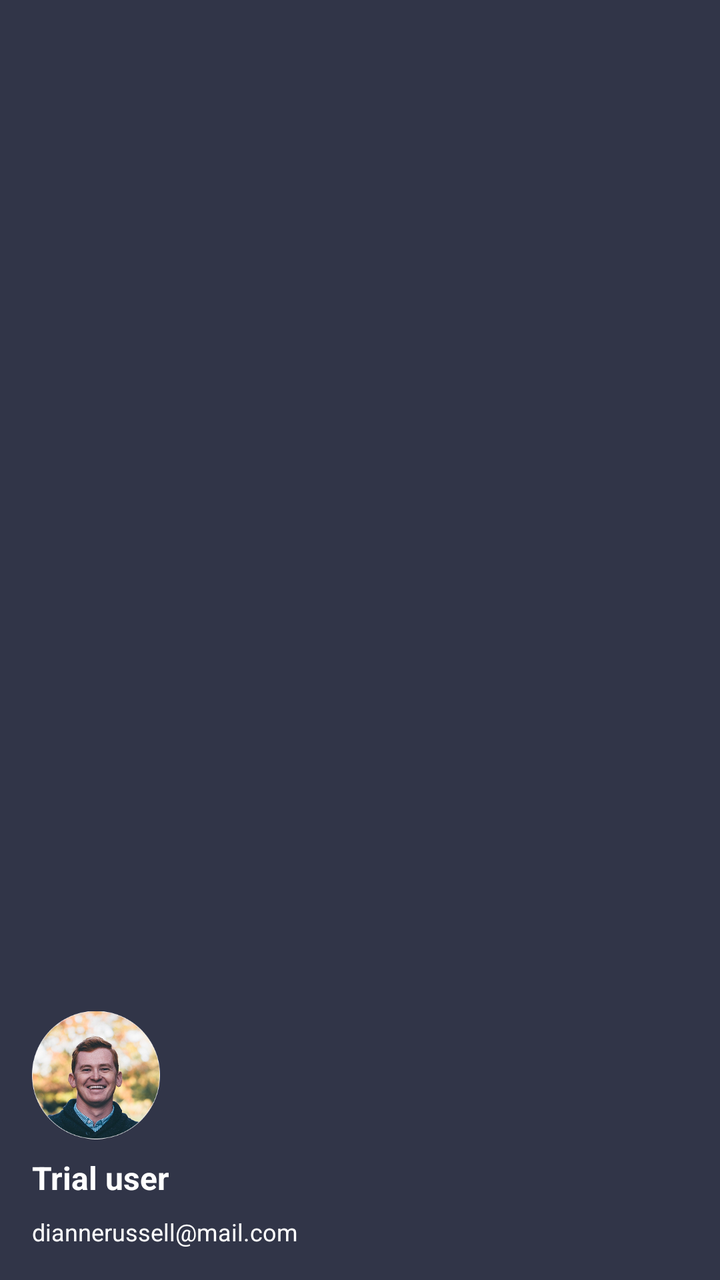
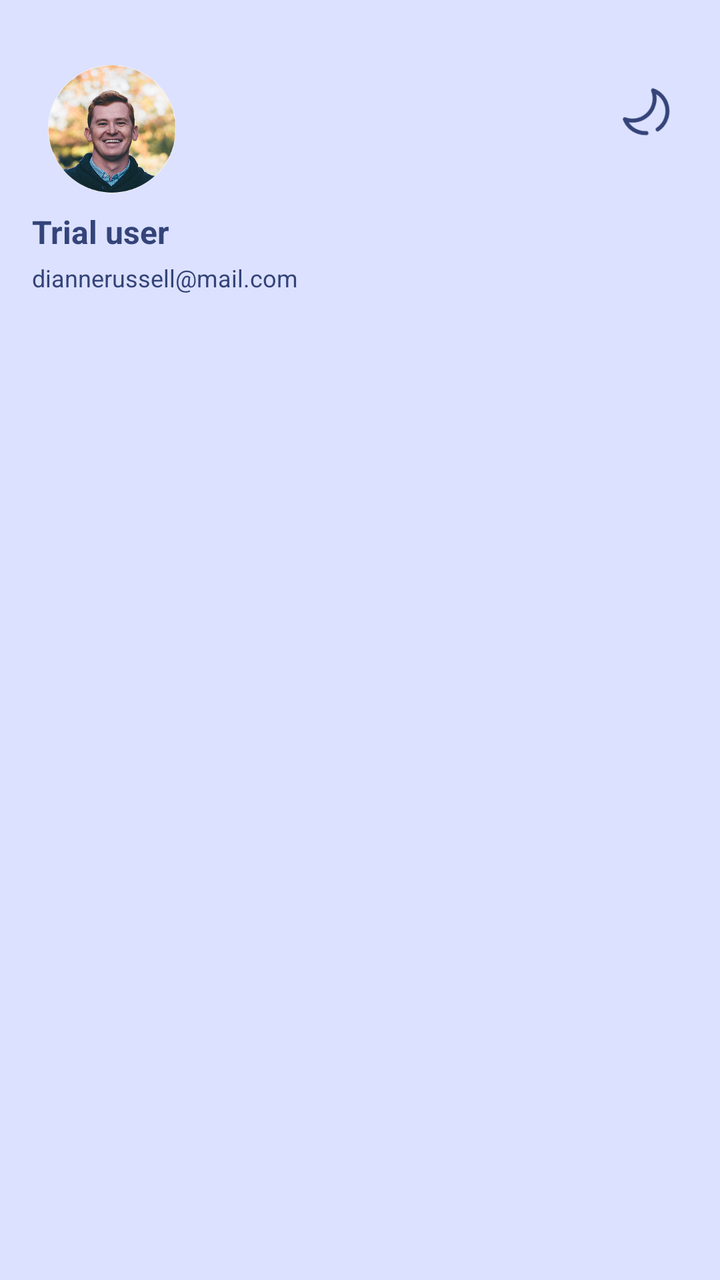

Before-and-after screenshots of an Android layout around one commit, followed by the original layout XML and the change that was made.
<!-- AndroidManifest.xml: application theme Theme.Iotequipment -->
<!-- res/layout/nav_header.xml -->
<?xml version="1.0" encoding="utf-8"?>
<LinearLayout
    xmlns:android="http://schemas.android.com/apk/res/android"
    android:orientation="vertical"
    android:layout_width="match_parent"
    android:layout_height="180dp"
    android:gravity="bottom"
    android:background="@color/md_theme_secondary_mediumContrast"
    android:padding="16dp">

    <ImageView
        android:src="@drawable/ic_profile"
        android:layout_width="64dp"
        android:layout_height="65dp"
        android:contentDescription="User Image"
        />

    <TextView
        android:id="@+id/nav_header_name"
        android:layout_width="match_parent"
        android:layout_height="wrap_content"
        android:textDirection="ltr"
        android:text="@string/user_trial"
        android:textColor="#FFFFFF"
        android:textStyle="bold"
        android:textSize="16sp"
        android:layout_marginTop="8dp"/>

    <TextView
        android:id="@+id/nav_header_mail"
        android:layout_width="match_parent"
        android:layout_height="wrap_content"
        android:textDirection="ltr"
        android:text="diannerussell@mail.com"
        android:textColor="#FFFFFF"
        android:textSize="12sp"
        android:layout_marginTop="8dp"/>
</LinearLayout>
<!-- resources referenced by this layout -->
<resources>
  <color name="md_theme_secondary_mediumContrast">#313548</color>
  <!-- drawable ic_profile: png bitmap (drawable, 126249 bytes) -->
  <string name="user_trial">Trial user</string>
  <style name="Theme.Iotequipment" parent="Base.Theme.Iotequipment" />
  <style name="Base.Theme.Iotequipment" parent="Theme.Material3.DayNight.NoActionBar">
          <item name="fontFamily">@font/iran_yekan_regular</item>
          
          
          <item name="colorPrimary">@color/md_theme_primary</item>
          <item name="android:colorBackground">@color/md_theme_background</item>
  
      </style>
  <color name="md_theme_primary">#0055EF</color>
  <color name="md_theme_background">#FAF8FF</color>
</resources>

<!-- the commit's change to res/layout/nav_header.xml (unified diff, before → after) -->
@@ -1,38 +1,58 @@
 <?xml version="1.0" encoding="utf-8"?>
-<LinearLayout
-    xmlns:android="http://schemas.android.com/apk/res/android"
-    android:orientation="vertical"
+<androidx.constraintlayout.widget.ConstraintLayout xmlns:android="http://schemas.android.com/apk/res/android"
+    xmlns:app="http://schemas.android.com/apk/res-auto"
+    xmlns:tools="http://schemas.android.com/tools"
     android:layout_width="match_parent"
     android:layout_height="180dp"
+    android:background="@color/md_theme_primaryContainer"
     android:gravity="bottom"
-    android:background="@color/md_theme_secondary_mediumContrast"
+    android:orientation="vertical"
     android:padding="16dp">
 
     <ImageView
-        android:src="@drawable/ic_profile"
+        android:id="@+id/imageView3"
         android:layout_width="64dp"
         android:layout_height="65dp"
+        android:layout_marginStart="8dp"
+        android:layout_marginTop="16dp"
         android:contentDescription="User Image"
-        />
+        android:src="@drawable/ic_profile"
+        app:layout_constraintStart_toStartOf="parent"
+        app:layout_constraintTop_toTopOf="parent" />
 
     <TextView
         android:id="@+id/nav_header_name"
         android:layout_width="match_parent"
         android:layout_height="wrap_content"
-        android:textDirection="ltr"
+        android:layout_marginTop="8dp"
         android:text="@string/user_trial"
-        android:textColor="#FFFFFF"
+        android:textColor="@color/md_theme_onPrimaryContainer"
+        android:textSize="16sp"
         android:textStyle="bold"
-        android:textSize="16sp"
-        android:layout_marginTop="8dp"/>
+        app:layout_constraintTop_toBottomOf="@+id/imageView3"
+        tools:layout_editor_absoluteX="16dp" />
 
     <TextView
         android:id="@+id/nav_header_mail"
         android:layout_width="match_parent"
         android:layout_height="wrap_content"
-        android:textDirection="ltr"
+        android:layout_marginTop="4dp"
         android:text="diannerussell@mail.com"
-        android:textColor="#FFFFFF"
+        android:textColor="@color/md_theme_onPrimaryContainer"
         android:textSize="12sp"
-        android:layout_marginTop="8dp"/>
-</LinearLayout>
+        app:layout_constraintTop_toBottomOf="@+id/nav_header_name"
+        tools:layout_editor_absoluteX="16dp" />
+
+    <ImageButton
+        android:id="@+id/imageButton"
+        android:layout_width="32dp"
+        android:layout_height="32dp"
+        android:layout_marginTop="24dp"
+        android:layout_marginEnd="4dp"
+        android:background="@null"
+        android:scaleX="-1"
+        android:rotation="20"
+        app:layout_constraintEnd_toEndOf="parent"
+        app:layout_constraintTop_toTopOf="parent"
+        app:srcCompat="@drawable/ic_night_mode" />
+</androidx.constraintlayout.widget.ConstraintLayout>
<!-- resource entries referenced after the edit -->
@@ -1,6 +1,17 @@
 <!-- resources referenced by this layout -->
 <resources>
-  <color name="md_theme_secondary_mediumContrast">#313548</color>
+  <color name="md_theme_onPrimaryContainer">#344479</color>
+  <color name="md_theme_primaryContainer">#DCE1FF</color>
+  <!-- drawable ic_night_mode (drawable) -->
+  <vector xmlns:android="http://schemas.android.com/apk/res/android"
+      android:width="32dp"
+      android:height="32dp"
+      android:viewportWidth="64"
+      android:viewportHeight="64">
+    <path
+        android:pathData="M34.82,56.11a23.86,23.86 0,0 1,-9.38 -1.9A2,2 0,0 1,27 50.53a19.87,19.87 0,0 0,7.82 1.58A20.16,20.16 0,0 0,46.59 48.3a24.12,24.12 0,0 1,-16.2 -35.91A20.16,20.16 0,0 0,14.71 32a19.91,19.91 0,0 0,3.88 11.87,2 2,0 0,1 -3.23,2.37A24.12,24.12 0,0 1,34.66 7.89h0A2,2 0,0 1,36.5 9.07a2,2 0,0 1,-0.33 2.16,20.11 20.11,0 0,0 15,33.5h0.13a2,2 0,0 1,1.83 1.19,2 2,0 0,1 -0.34,2.15A24.1,24.1 0,0 1,34.82 56.11Z"
+        android:fillColor="@color/md_theme_onPrimaryContainer"/>
+  </vector>
   <!-- drawable ic_profile: png bitmap (drawable, 126249 bytes) -->
   <string name="user_trial">Trial user</string>
   <style name="Theme.Iotequipment" parent="Base.Theme.Iotequipment" />
